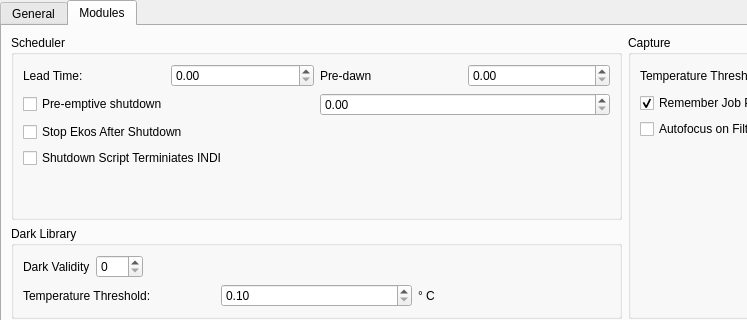
Before: the Qt Designer form kstars/ekos/opsekos.ui in KDE/kstars, drawn with Qt 5; both pictures show x 0 to 747 and y 0 to 320 of the 871 by 657 pixel window.
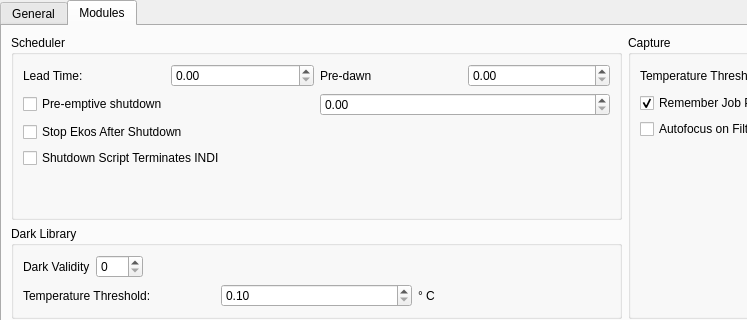
After: the same form once the commit is applied.

Patch:
```diff
--- a/kstars/ekos/opsekos.ui
+++ b/kstars/ekos/opsekos.ui
@@ -172,7 +172,7 @@
               <string>&lt;html&gt;&lt;head/&gt;&lt;body&gt;&lt;p&gt;If the shutdown script terminates INDI server, enable this option so that no disconnection errors are generated.&lt;/p&gt;&lt;/body&gt;&lt;/html&gt;</string>
              </property>
              <property name="text">
-              <string>Shutdown Script Terminiates INDI</string>
+              <string>Shutdown Script Terminates INDI</string>
              </property>
             </widget>
            </item>
```
